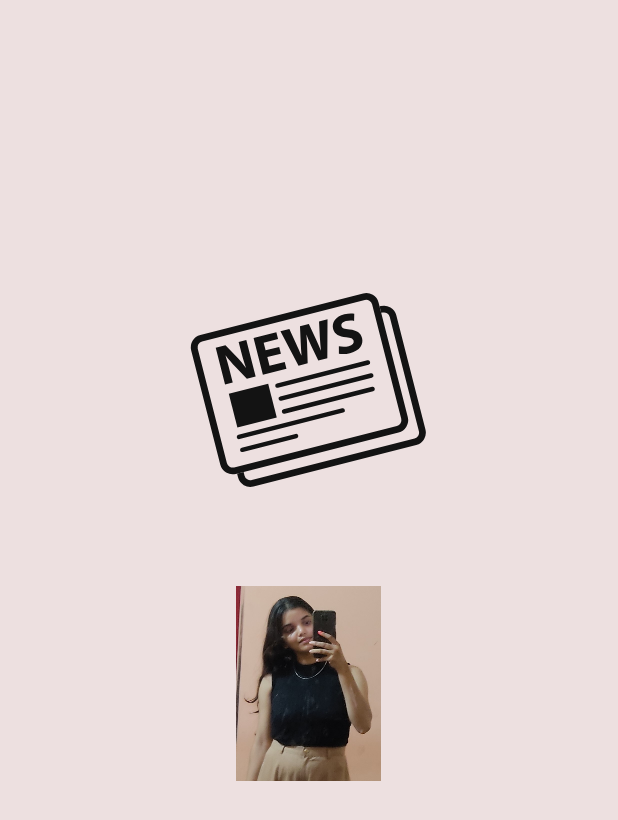
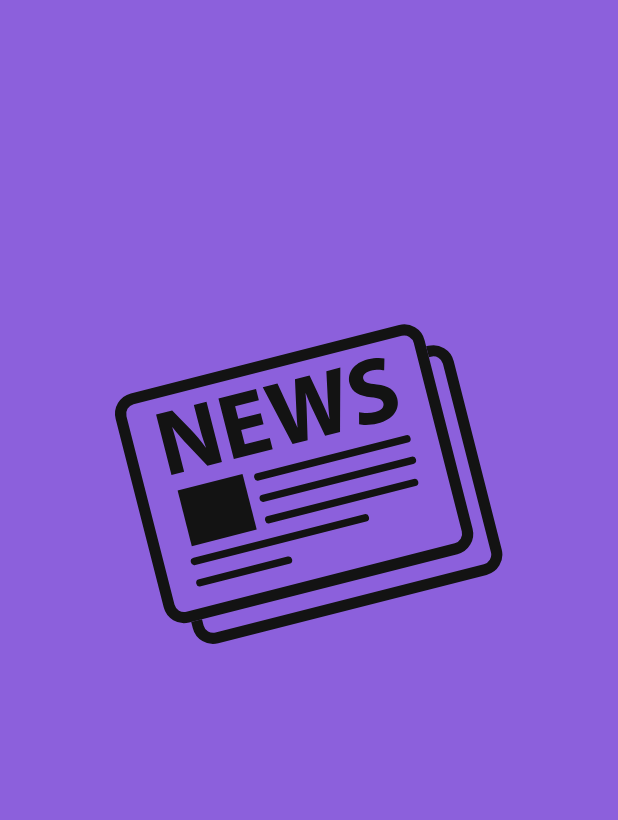
Before and after one commit to 13preetiverma/News-Fetching-Android-Application, an Android app: the first screen one second after launch (splashScreen), on a phone screen of 412 x 824 dp. Shown: the top 820 px of the screen. Run offline under Robolectric (Android 15) with nearby library versions, the phone set to English and light mode, and no system bars.

Commit message:
changed spash screen

```diff
--- a/app/src/main/java/com/example/newsapp/Enternainfragment.java
+++ b/app/src/main/java/com/example/newsapp/Enternainfragment.java
@@ -24,7 +24,7 @@ public class Enternainfragment extends Fragment {
     ArrayList<articleModal> mylist=new ArrayList<>();;
     MainAdapter adapter;
 
-    private String country="in";
+    private String country="us";
     private String category = "Entertainment";
     @Nullable
     @Override
--- a/app/src/main/java/com/example/newsapp/Healthfragment.java
+++ b/app/src/main/java/com/example/newsapp/Healthfragment.java
@@ -24,7 +24,7 @@ public class Healthfragment extends Fragment {
     ArrayList<articleModal> mylist=new ArrayList<>();;
     MainAdapter adapter;
 
-    private String country="in";
+    private String country="us";
     private String category = "health";
 
     @Nullable
--- a/app/src/main/java/com/example/newsapp/Sportfragment.java
+++ b/app/src/main/java/com/example/newsapp/Sportfragment.java
@@ -24,7 +24,7 @@ public class Sportfragment extends Fragment {
     ArrayList<articleModal> mylist = new ArrayList<>();;
     MainAdapter adapter;
 
-    private String country="in";
+    private String country="us";
     private String category = "Sports";
 
     @Nullable
--- a/app/src/main/java/com/example/newsapp/Techfragment.java
+++ b/app/src/main/java/com/example/newsapp/Techfragment.java
@@ -24,7 +24,7 @@ public class Techfragment extends Fragment {
     ArrayList<articleModal> mylist=new ArrayList<>();;
     MainAdapter adapter;
 
-    private String country="in";
+    private String country="us";
     private String category = "Technology";
 
     @Nullable
--- a/app/src/main/java/com/example/newsapp/splashScreen.java
+++ b/app/src/main/java/com/example/newsapp/splashScreen.java
@@ -13,7 +13,7 @@ public class splashScreen extends AppCompatActivity {
 
 
     TextView name;
-    ImageView myimage;
+    //ImageView myimage;
     LottieAnimationView lottie;
 
     @Override
@@ -23,11 +23,11 @@ public class splashScreen extends AppCompatActivity {
 
         name = findViewById(R.id.logo);
         lottie = findViewById(R.id.lottie);
-        myimage=findViewById(R.id.myimage);
+        //myimage=findViewById(R.id.myimage);
 
         name.animate().translationX(-1000).setDuration(2000).setStartDelay(1000);
         lottie.animate().translationX(2000).setDuration(2000).setStartDelay(2900);
-        myimage.animate().translationX(2000).setDuration(2000).setStartDelay(2900);
+        //myimage.animate().translationX(2000).setDuration(2000).setStartDelay(2900);
 
 
         Thread thread = new Thread() {
--- a/app/src/main/res/layout/activity_splash_screen.xml
+++ b/app/src/main/res/layout/activity_splash_screen.xml
@@ -4,40 +4,35 @@
     xmlns:tools="http://schemas.android.com/tools"
     android:layout_width="match_parent"
     android:layout_height="match_parent"
-    android:background="#EDE0E0"
+    android:background="#8C60DC"
     tools:context=".splashScreen">
 
-    <TextView
-        android:id="@+id/logo"
+    <LinearLayout
         android:layout_width="match_parent"
         android:layout_height="wrap_content"
-        android:layout_alignParentEnd="true"
-        android:layout_alignParentBottom="true"
-        android:layout_marginStart="150dp"
-        android:layout_marginTop="150dp"
-        android:layout_marginEnd="1dp"
-        android:layout_marginBottom="145dp"
-        android:text="By Preeti"
-        android:textColor="@color/black"
-        android:textSize="25dp" />
+        android:orientation="vertical"
+        android:gravity="center"
+        android:layout_centerVertical="true">
 
-    <com.airbnb.lottie.LottieAnimationView
-        android:id="@+id/lottie"
-        android:layout_width="250dp"
-        android:layout_height="250dp"
-        android:layout_alignParentTop="true"
-        android:layout_marginTop="135dp"
-        app:lottie_autoPlay="true"
-        android:layout_centerInParent="true"
-        app:lottie_rawRes="@raw/myanime" />
+        <com.airbnb.lottie.LottieAnimationView
+            android:id="@+id/lottie"
+            android:layout_width="wrap_content"
+            android:layout_height="wrap_content"
+            app:lottie_autoPlay="true"
+            app:lottie_rawRes="@raw/myanime" />
 
-    <ImageView
-        android:id="@+id/myimage"
-        android:layout_width="150dp"
-        android:layout_height="130dp"
-        android:layout_below="@+id/lottie"
-        android:layout_centerInParent="true"
-        android:layout_marginTop="5dp"
-        android:src="@drawable/mypic" />
+        <TextView
+            android:id="@+id/logo"
+            android:layout_width="match_parent"
+            android:layout_height="wrap_content"
+            android:text="By Preeti Verma"
+            android:textColor="@color/black"
+            android:textSize="20sp"
+            android:gravity="center"
+            android:layout_marginTop="150dp"/>
+
+
+    </LinearLayout>
+
 
 </RelativeLayout>
--- a/app/src/main/res/layout/front_layout.xml
+++ b/app/src/main/res/layout/front_layout.xml
@@ -28,7 +28,7 @@
                 android:textStyle="bold"
                 android:textSize="23sp"
                 android:ellipsize="end"
-                android:maxLines="2"
+                android:maxLines="3"
                 android:padding="10dp"/>
 
             <LinearLayout
@@ -41,7 +41,7 @@
                     android:id="@+id/image"
                     android:layout_width="match_parent"
                     android:layout_height="180dp"
-                    android:padding="5dp"
+                    android:padding="0dp"
                     android:src="@drawable/ic_launcher_background"/>
 
                 <TextView
```
